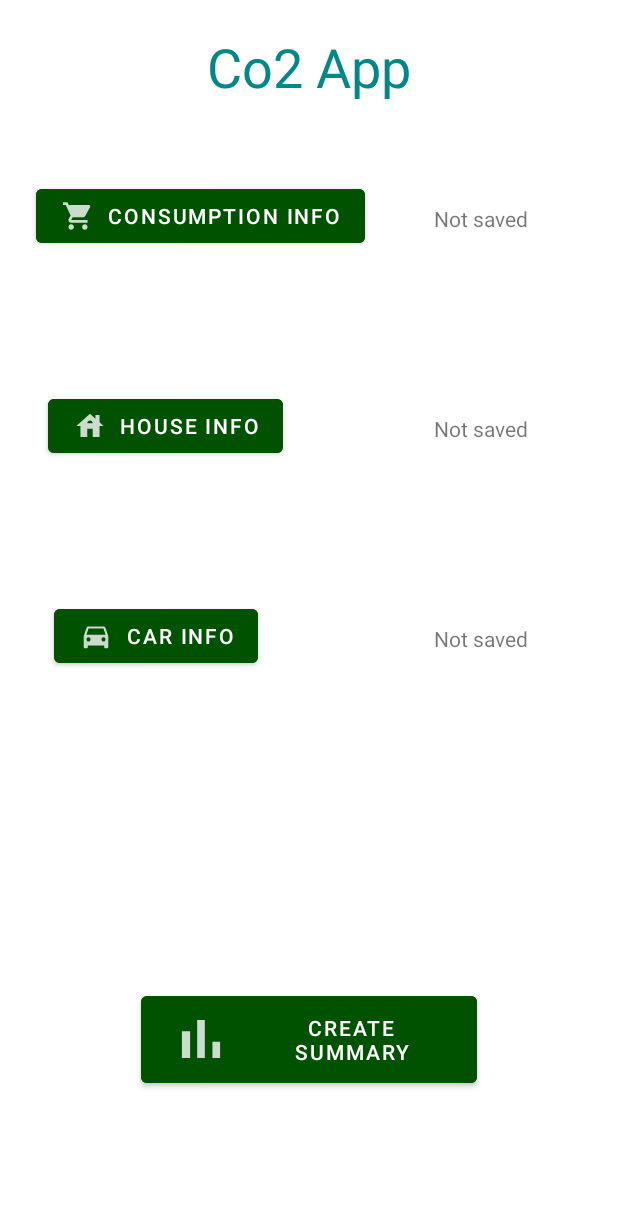
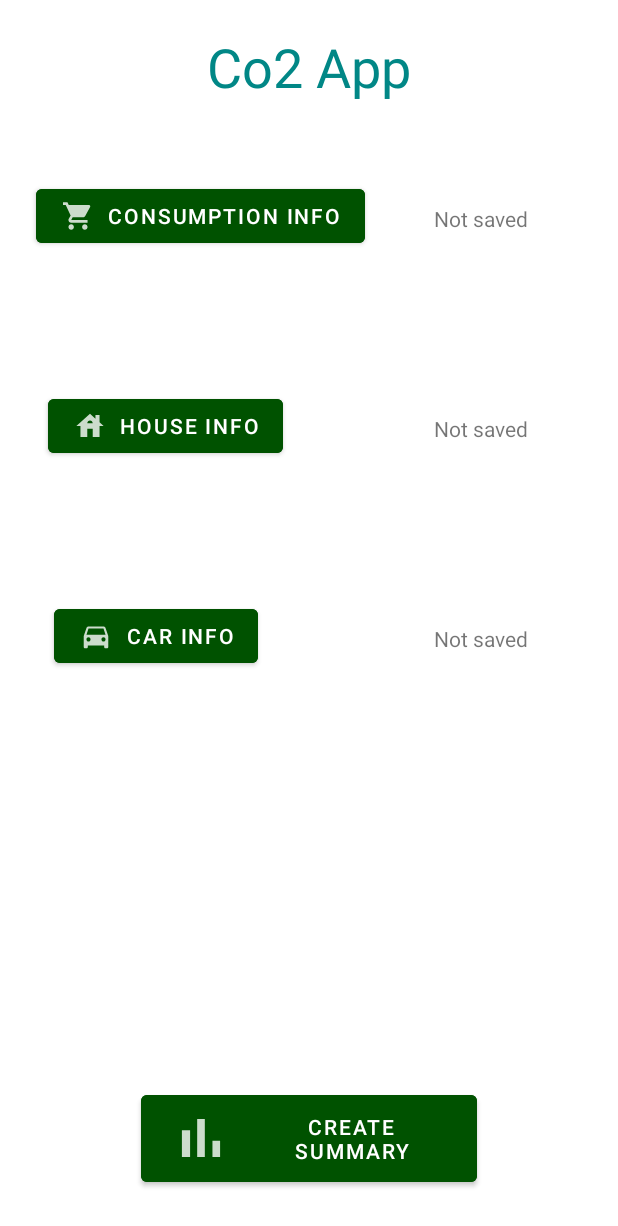
Before and after one commit to MiroRahkonen/harkkatyo, an Android app: the MainActivity screen opened directly, with no data from a screen before it, on a phone screen of 412 x 824 dp. Shown: the top 1226 px of the screen. Run offline under Robolectric (Android 15) with nearby library versions, the phone set to English and light mode, and no system bars.

```diff
--- a/app/build.gradle
+++ b/app/build.gradle
@@ -42,7 +42,7 @@ dependencies {
     implementation 'androidx.lifecycle:lifecycle-extensions:2.2.0'
     implementation 'androidx.wear:wear:1.0.0'
     implementation 'com.google.firebase:firebase-auth:19.2.0'
-    implementation 'com.google.firebase:firebase-database:19.2.1'
+    implementation 'com.google.firebase:firebase-database:19.7.0'
     testImplementation 'junit:junit:4.+'
     androidTestImplementation 'androidx.test.ext:junit:1.1.2'
     androidTestImplementation 'androidx.test.espresso:espresso-core:3.3.0'
--- a/app/src/main/res/layout/content_main.xml
+++ b/app/src/main/res/layout/content_main.xml
@@ -91,11 +91,11 @@
         android:id="@+id/button_MainSummary"
         android:layout_width="224dp"
         android:layout_height="70dp"
-        android:layout_marginBottom="96dp"
+        android:layout_marginBottom="30dp"
+        android:backgroundTint="@color/green"
+        android:drawableLeft="@drawable/ic_summary_icon"
         android:onClick="createSummary"
         android:text="Create summary"
-        android:backgroundTint="@color/green"
-        android:drawableLeft="@drawable/ic_summary_icon"
         app:layout_constraintBottom_toBottomOf="parent"
         app:layout_constraintEnd_toEndOf="parent"
         app:layout_constraintStart_toStartOf="parent" />
--- a/build.gradle
+++ b/build.gradle
@@ -6,7 +6,7 @@ buildscript {
     }
     dependencies {
         classpath "com.android.tools.build:gradle:4.1.3"
-        classpath 'com.google.gms:google-services:4.3.3'
+        classpath 'com.google.gms:google-services:4.3.5'
 
         // NOTE: Do not place your application dependencies here; they belong
         // in the individual module build.gradle files
```
